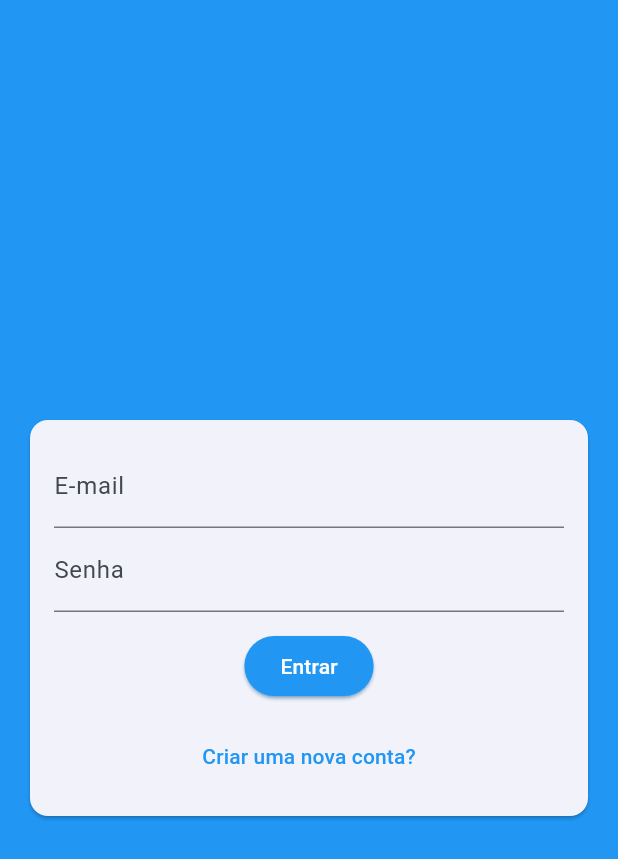
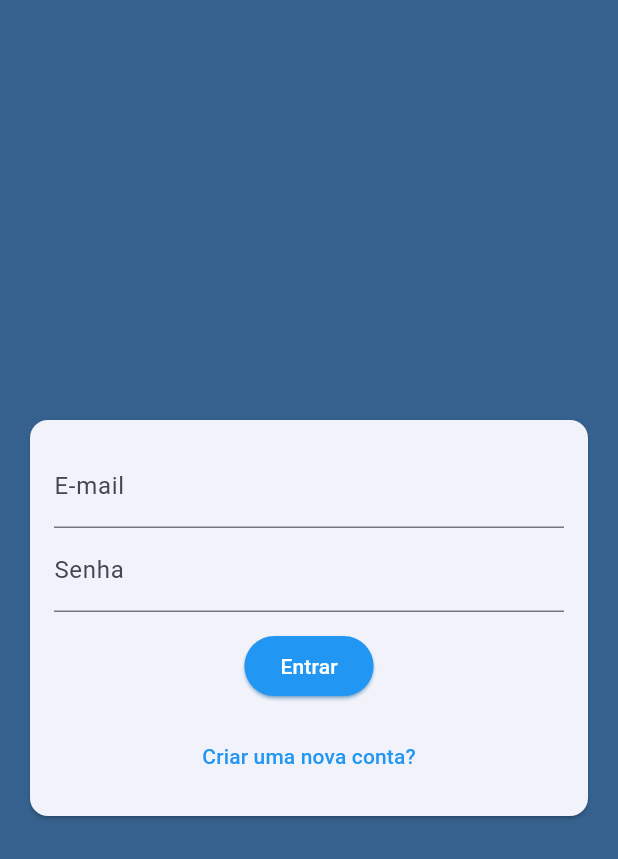
Before and after one commit to hantonny/chat, a Flutter app: the AuthPage screen opened directly, on a phone screen of 412 x 824 dp. Shown: the top 859 px of the screen. Run offline on Flutter 3.47's test engine with Material 3 defaults, Android fonts, the phone set to English and light mode, and no system bars; our stand-ins replace image_picker; accounts and stored records are empty.

```diff
--- a/lib/core/services/auth/auth.service.dart
+++ b/lib/core/services/auth/auth.service.dart
@@ -1,6 +1,7 @@
 import 'dart:io';
 
 import 'package:chat/core/models/chat_user.dart';
+import 'package:chat/core/services/auth/auth_mock_service.dart';
 
 abstract class AuthService {
   ChatUser? get currentUser;
@@ -20,4 +21,9 @@ abstract class AuthService {
   );
 
   Future<void> logout();
+
+  factory AuthService() {
+    return AuthMockService();
+    // return AuthFirebaseService();
+  }
 }
--- a/lib/core/services/auth/auth_mock_service.dart
+++ b/lib/core/services/auth/auth_mock_service.dart
@@ -5,13 +5,21 @@ import 'package:chat/core/models/chat_user.dart';
 import 'package:chat/core/services/auth/auth.service.dart';
 
 class AuthMockService implements AuthService {
-  static final Map<String, ChatUser> _users = {};
+  static const _defaultUser = ChatUser(
+    id: '1',
+    name: 'Teste',
+    email: 'teste@cod3r.com.br',
+    imageURL: 'assets/images/avatar.png',
+  );
+
+  static final Map<String, ChatUser> _users = {
+    _defaultUser.email: _defaultUser,
+  };
   static ChatUser? _currentUser;
   static MultiStreamController<ChatUser?>? _controller;
-
   static final _userStream = Stream<ChatUser?>.multi((controller) {
     _controller = controller;
-    _updateUser(null);
+    _updateUser(_defaultUser);
   });
 
   @override
@@ -35,7 +43,7 @@ class AuthMockService implements AuthService {
       id: Random().nextDouble().toString(),
       name: name,
       email: email,
-      imageURL: image?.path ?? '/assets/images/...',
+      imageURL: image?.path ?? 'assets/images/avatar.png',
     );
 
     _users.putIfAbsent(email, () => newUser);
@@ -43,10 +51,7 @@ class AuthMockService implements AuthService {
   }
 
   @override
-  Future<void> login(
-    String email,
-    String password,
-  ) async {
+  Future<void> login(String email, String password) async {
     _updateUser(_users[email]);
   }
 
--- a/lib/pages/auth_or_app_page.dart
+++ b/lib/pages/auth_or_app_page.dart
@@ -1,5 +1,5 @@
 import 'package:chat/core/models/chat_user.dart';
-import 'package:chat/core/services/auth/auth_mock_service.dart';
+import 'package:chat/core/services/auth/auth.service.dart';
 import 'package:chat/pages/auth_page.dart';
 import 'package:chat/pages/chat_page.dart';
 import 'package:chat/pages/loading_page.dart';
@@ -12,7 +12,7 @@ class AuthOrAppPage extends StatelessWidget {
   Widget build(BuildContext context) {
     return Scaffold(
       body: StreamBuilder<ChatUser?>(
-        stream: AuthMockService().userChanges,
+        stream: AuthService().userChanges,
         builder: (ctx, snapshot) {
           if (snapshot.connectionState == ConnectionState.waiting) {
             return const LoadingPage();
--- a/lib/pages/auth_page.dart
+++ b/lib/pages/auth_page.dart
@@ -1,6 +1,6 @@
 import 'package:chat/components/auth_form.dart';
 import 'package:chat/core/models/auth_form_data.dart';
-import 'package:chat/core/services/auth/auth_mock_service.dart';
+import 'package:chat/core/services/auth/auth.service.dart';
 import 'package:flutter/material.dart';
 
 class AuthPage extends StatefulWidget {
@@ -12,26 +12,28 @@ class AuthPage extends StatefulWidget {
 
 class _AuthPageState extends State<AuthPage> {
   bool _isLoading = false;
+
   Future<void> _handleSubmit(AuthFormData formData) async {
     try {
       setState(() => _isLoading = true);
+
       if (formData.isLogin) {
-        //Login
-        await AuthMockService().login(
+        // Login
+        await AuthService().login(
           formData.email,
           formData.password,
         );
       } else {
-        //Signup
-        await AuthMockService().signup(
+        // Signup
+        await AuthService().signup(
           formData.name,
           formData.email,
           formData.password,
-          formData.image,
+          formData.image!,
         );
       }
-    } catch (e) {
-      //Tratar o erro
+    } catch (error) {
+      // Tratar erro!
     } finally {
       setState(() => _isLoading = false);
     }
@@ -40,7 +42,7 @@ class _AuthPageState extends State<AuthPage> {
   @override
   Widget build(BuildContext context) {
     return Scaffold(
-      backgroundColor: Colors.blue,
+      backgroundColor: Theme.of(context).primaryColor,
       body: Stack(
         children: [
           Center(
@@ -54,12 +56,9 @@ class _AuthPageState extends State<AuthPage> {
                 color: Color.fromRGBO(0, 0, 0, 0.5),
               ),
               child: const Center(
-                child: CircularProgressIndicator(
-                  backgroundColor: Colors.transparent,
-                  color: Colors.blue,
-                ),
+                child: CircularProgressIndicator(),
               ),
-            )
+            ),
         ],
       ),
     );
--- a/lib/pages/chat_page.dart
+++ b/lib/pages/chat_page.dart
@@ -1,4 +1,4 @@
-import 'package:chat/core/services/auth/auth_mock_service.dart';
+import 'package:chat/core/services/auth/auth.service.dart';
 import 'package:flutter/material.dart';
 
 class ChatPage extends StatelessWidget {
@@ -14,7 +14,7 @@ class ChatPage extends StatelessWidget {
             const Text('Chat page'),
             TextButton(
                 onPressed: () {
-                  AuthMockService().logout();
+                  AuthService().logout();
                 },
                 child: const Text('Logout'))
           ],
```
Also changed, not shown: pubspec.yaml (+4 -6 lines), assets/images/avatar.png (added).
